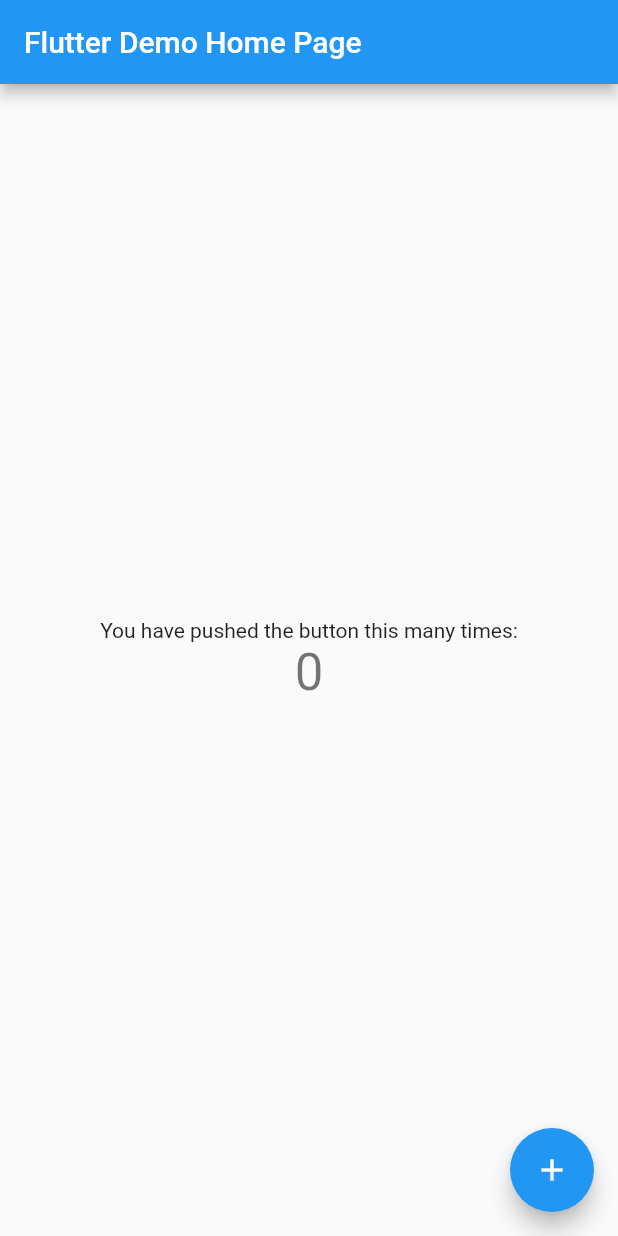
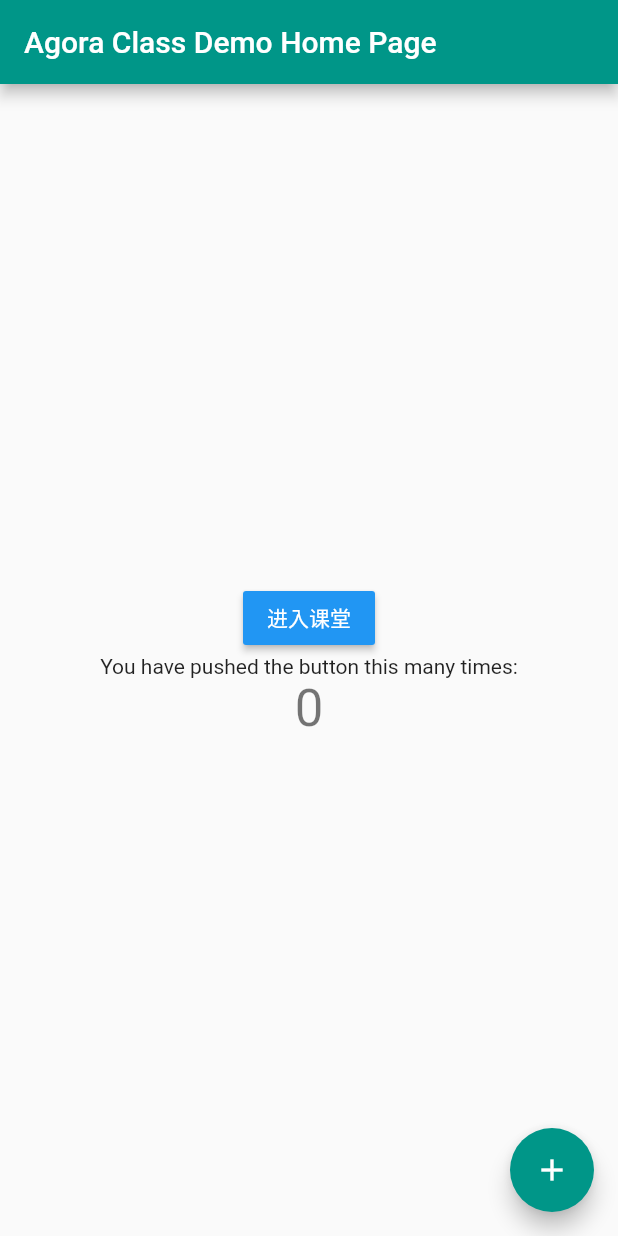
Before and after one commit to liulongbiao/agora_class_demo, a Flutter app: the screen it shows after launch, on a phone screen of 412 x 824 dp. Run offline on Flutter 3.47's test engine with Material 2 defaults, Android fonts, the phone set to English and light mode, and no system bars.

Commit message:
feat: extract page widgets

```diff
--- a/lib/main.dart
+++ b/lib/main.dart
@@ -1,4 +1,6 @@
 import 'package:flutter/material.dart';
+
+import 'page/page_home.dart';
 
 void main() => runApp(MyApp());
 
@@ -7,7 +9,7 @@ class MyApp extends StatelessWidget {
   @override
   Widget build(BuildContext context) {
     return MaterialApp(
-      title: 'Flutter Demo',
+      title: 'Agora Class Demo',
       theme: ThemeData(
         // This is the theme of your application.
         //
@@ -18,94 +20,9 @@ class MyApp extends StatelessWidget {
         // or simply save your changes to "hot reload" in a Flutter IDE).
         // Notice that the counter didn't reset back to zero; the application
         // is not restarted.
-        primarySwatch: Colors.blue,
+        primarySwatch: Colors.teal,
       ),
-      home: MyHomePage(title: 'Flutter Demo Home Page'),
+      home: MyHomePage(title: 'Agora Class Demo Home Page'),
     );
   }
 }
-
-class MyHomePage extends StatefulWidget {
-  MyHomePage({Key key, this.title}) : super(key: key);
-
-  // This widget is the home page of your application. It is stateful, meaning
-  // that it has a State object (defined below) that contains fields that affect
-  // how it looks.
-
-  // This class is the configuration for the state. It holds the values (in this
-  // case the title) provided by the parent (in this case the App widget) and
-  // used by the build method of the State. Fields in a Widget subclass are
-  // always marked "final".
-
-  final String title;
-
-  @override
-  _MyHomePageState createState() => _MyHomePageState();
-}
-
-class _MyHomePageState extends State<MyHomePage> {
-  int _counter = 0;
-
-  void _incrementCounter() {
-    setState(() {
-      // This call to setState tells the Flutter framework that something has
-      // changed in this State, which causes it to rerun the build method below
-      // so that the display can reflect the updated values. If we changed
-      // _counter without calling setState(), then the build method would not be
-      // called again, and so nothing would appear to happen.
-      _counter++;
-    });
-  }
-
-  @override
-  Widget build(BuildContext context) {
-    // This method is rerun every time setState is called, for instance as done
-    // by the _incrementCounter method above.
-    //
-    // The Flutter framework has been optimized to make rerunning build methods
-    // fast, so that you can just rebuild anything that needs updating rather
-    // than having to individually change instances of widgets.
-    return Scaffold(
-      appBar: AppBar(
-        // Here we take the value from the MyHomePage object that was created by
-        // the App.build method, and use it to set our appbar title.
-        title: Text(widget.title),
-      ),
-      body: Center(
-        // Center is a layout widget. It takes a single child and positions it
-        // in the middle of the parent.
-        child: Column(
-          // Column is also a layout widget. It takes a list of children and
-          // arranges them vertically. By default, it sizes itself to fit its
-          // children horizontally, and tries to be as tall as its parent.
-          //
-          // Invoke "debug painting" (press "p" in the console, choose the
-          // "Toggle Debug Paint" action from the Flutter Inspector in Android
-          // Studio, or the "Toggle Debug Paint" command in Visual Studio Code)
-          // to see the wireframe for each widget.
-          //
-          // Column has various properties to control how it sizes itself and
-          // how it positions its children. Here we use mainAxisAlignment to
-          // center the children vertically; the main axis here is the vertical
-          // axis because Columns are vertical (the cross axis would be
-          // horizontal).
-          mainAxisAlignment: MainAxisAlignment.center,
-          children: <Widget>[
-            Text(
-              'You have pushed the button this many times:',
-            ),
-            Text(
-              '$_counter',
-              style: Theme.of(context).textTheme.display1,
-            ),
-          ],
-        ),
-      ),
-      floatingActionButton: FloatingActionButton(
-        onPressed: _incrementCounter,
-        tooltip: 'Increment',
-        child: Icon(Icons.add),
-      ), // This trailing comma makes auto-formatting nicer for build methods.
-    );
-  }
-}
--- /dev/null
+++ b/lib/page/page_home.dart
@@ -0,0 +1,101 @@
+import 'package:flutter/material.dart';
+
+import 'page_classroom.dart';
+
+/// 主页面
+class MyHomePage extends StatefulWidget {
+  MyHomePage({Key key, this.title}) : super(key: key);
+
+  // This widget is the home page of your application. It is stateful, meaning
+  // that it has a State object (defined below) that contains fields that affect
+  // how it looks.
+
+  // This class is the configuration for the state. It holds the values (in this
+  // case the title) provided by the parent (in this case the App widget) and
+  // used by the build method of the State. Fields in a Widget subclass are
+  // always marked "final".
+
+  final String title;
+
+  @override
+  _MyHomePageState createState() => _MyHomePageState();
+}
+
+class _MyHomePageState extends State<MyHomePage> {
+  int _counter = 0;
+
+  void _incrementCounter() {
+    setState(() {
+      // This call to setState tells the Flutter framework that something has
+      // changed in this State, which causes it to rerun the build method below
+      // so that the display can reflect the updated values. If we changed
+      // _counter without calling setState(), then the build method would not be
+      // called again, and so nothing would appear to happen.
+      _counter++;
+    });
+  }
+
+  @override
+  Widget build(BuildContext context) {
+    // This method is rerun every time setState is called, for instance as done
+    // by the _incrementCounter method above.
+    //
+    // The Flutter framework has been optimized to make rerunning build methods
+    // fast, so that you can just rebuild anything that needs updating rather
+    // than having to individually change instances of widgets.
+    return Scaffold(
+      appBar: AppBar(
+        // Here we take the value from the MyHomePage object that was created by
+        // the App.build method, and use it to set our appbar title.
+        title: Text(widget.title),
+      ),
+      body: Center(
+        // Center is a layout widget. It takes a single child and positions it
+        // in the middle of the parent.
+        child: Column(
+          // Column is also a layout widget. It takes a list of children and
+          // arranges them vertically. By default, it sizes itself to fit its
+          // children horizontally, and tries to be as tall as its parent.
+          //
+          // Invoke "debug painting" (press "p" in the console, choose the
+          // "Toggle Debug Paint" action from the Flutter Inspector in Android
+          // Studio, or the "Toggle Debug Paint" command in Visual Studio Code)
+          // to see the wireframe for each widget.
+          //
+          // Column has various properties to control how it sizes itself and
+          // how it positions its children. Here we use mainAxisAlignment to
+          // center the children vertically; the main axis here is the vertical
+          // axis because Columns are vertical (the cross axis would be
+          // horizontal).
+          mainAxisAlignment: MainAxisAlignment.center,
+          children: <Widget>[
+            RaisedButton(
+              child: Text('进入课堂'),
+              textColor: Colors.white,
+              color: Colors.blue,
+              onPressed: () async {
+                Navigator.of(context).push(
+                  MaterialPageRoute(
+                    builder: (content) => PageClassroom(),
+                  ),
+                );
+              },
+            ),
+            Text(
+              'You have pushed the button this many times:',
+            ),
+            Text(
+              '$_counter',
+              style: Theme.of(context).textTheme.display1,
+            ),
+          ],
+        ),
+      ),
+      floatingActionButton: FloatingActionButton(
+        onPressed: _incrementCounter,
+        tooltip: 'Increment',
+        child: Icon(Icons.add),
+      ), // This trailing comma makes auto-formatting nicer for build methods.
+    );
+  }
+}
```
Also changed, not shown: lib/page/page_classroom.dart (added, +43 -0 lines).
